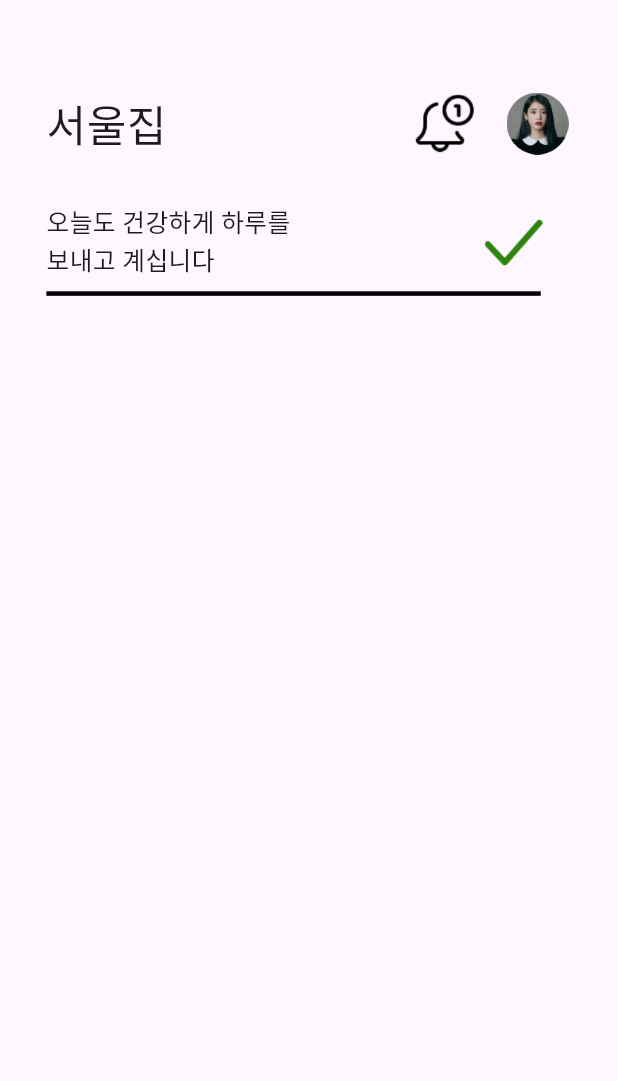
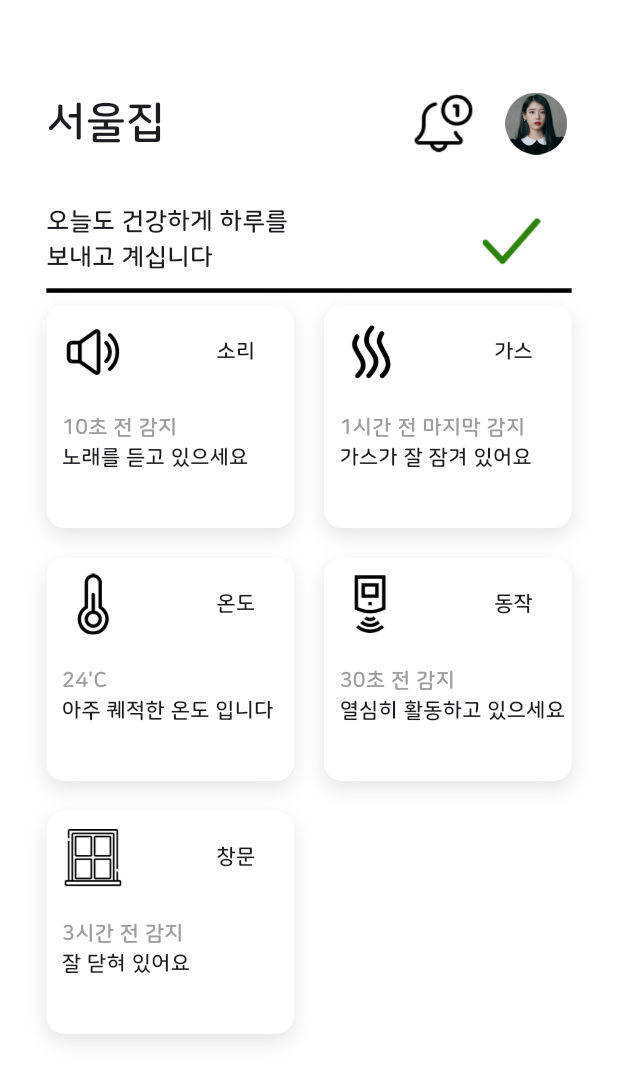
Before and after one commit to 2024-PROJECT-HACKATHON/RelaxCareFront, a Flutter app: the screen it shows after launch, on a phone screen of 412 x 824 dp. Shown: the top 1081 px of the screen. Run offline on Flutter 3.47's test engine with Material 3 defaults, Android fonts, the phone set to English and light mode, and no system bars.

Commit message:
MainListPage 수정

```diff
--- a/lib/main.dart
+++ b/lib/main.dart
@@ -18,6 +18,23 @@ class MyApp extends StatelessWidget {
       ],
       child: MaterialApp(
         home: MainListPage(),
+        theme: ThemeData(
+          fontFamily: 'NanumB',
+          scaffoldBackgroundColor: Colors.white, // 전체 앱의 Scaffold 배경색을 흰색으로 설정
+          dialogBackgroundColor: Colors.white, // 다이얼로그 배경색을 흰색으로 설정
+          appBarTheme: AppBarTheme(
+            backgroundColor: Colors.white, // AppBar 배경색을 흰색으로 설정
+            iconTheme:
+                IconThemeData(color: Colors.black), // AppBar 아이콘 색상을 검정으로 설정
+            titleTextStyle: TextStyle(
+              color: Colors.black, // AppBar 타이틀 텍스트 색상을 검정으로 설정
+              fontSize: 20.0,
+              fontWeight: FontWeight.bold,
+              fontFamily: 'NanumB',
+            ),
+            elevation: 0, // AppBar 그림자 없애기
+          ),
+        ),
       ),
     );
   }
--- a/lib/mainListPage.dart
+++ b/lib/mainListPage.dart
@@ -40,7 +40,8 @@ class _MyWidgetState extends State<MainListPage> {
             SizedBox(
               height: screenHeight * 0.075,
             ),
-          Row(children: [
+            Row(
+              children: [
                 SizedBox(
                   width: screenWidth * 0.075,
                 ),
@@ -61,7 +62,8 @@ class _MyWidgetState extends State<MainListPage> {
                   width: screenWidth * 0.1,
                   height: screenWidth * 0.1,
                 ),
-          ]),
+              ],
+            ),
             SizedBox(
               height: screenHeight * 0.04,
             ),
@@ -70,8 +72,10 @@ class _MyWidgetState extends State<MainListPage> {
                 SizedBox(
                   width: screenWidth * 0.075,
                 ),
-              Text('오늘도 건강하게 하루를 \n보내고 계십니다',
-                  style: TextStyle(fontSize: screenWidth * 0.04)),
+                Text(
+                  '오늘도 건강하게 하루를 \n보내고 계십니다',
+                  style: TextStyle(fontSize: screenWidth * 0.04),
+                ),
                 SizedBox(
                   width: screenWidth * 0.3,
                 ),
@@ -92,13 +96,99 @@ class _MyWidgetState extends State<MainListPage> {
                 ),
                 Container(
                   height: 3,
-                width: screenWidth * 0.8,
+                  width: screenWidth * 0.85,
                   color: Colors.black,
                 ),
               ],
+            ),
+            SizedBox(
+              height: screenHeight * 0.01,
+            ),
+            Expanded(
+              child: Padding(
+                padding: EdgeInsets.symmetric(horizontal: screenWidth * 0.075),
+                child: GridView.builder(
+                  controller: _scrollController,
+                  padding: EdgeInsets.zero,
+                  itemCount: senserList.length,
+                  gridDelegate: SliverGridDelegateWithFixedCrossAxisCount(
+                    crossAxisCount: 2,
+                    childAspectRatio: (screenWidth / 3) / (screenHeight * 0.15),
+                    crossAxisSpacing: 20,
+                    mainAxisSpacing: 20,
+                  ),
+                  itemBuilder: (context, index) {
+                    SensorData sensor = senserList[index];
+                    return Container(
+                      decoration: BoxDecoration(
+                        color: Colors.white,
+                        borderRadius: BorderRadius.circular(12),
+                        boxShadow: [
+                          BoxShadow(
+                            color: Colors.black.withOpacity(0.1),
+                            blurRadius: 10,
+                            offset: Offset(0, 5),
+                          ),
+                        ],
+                      ),
+                      child: Column(
+                        crossAxisAlignment: CrossAxisAlignment.start,
+                        children: [
+                          SizedBox(
+                            height: screenWidth * 0.025,
+                          ),
+                          Row(
+                            children: [
+                              SizedBox(
+                                width: screenWidth * 0.025,
+                              ),
+                              Image.asset(
+                                sensor.sensorImage,
+                                width: screenWidth * 0.1,
+                                height: screenWidth * 0.1,
+                              ),
+                              SizedBox(
+                                width: screenWidth * 0.15,
+                              ),
+                              Text(sensor.name)
+                            ],
+                          ),
+                          SizedBox(
+                            height: screenWidth * 0.05,
+                          ),
+                          Row(
+                            children: [
+                              SizedBox(
+                                width: screenWidth * 0.025,
+                              ),
+                              Expanded(
+                                child: Text(sensor.date,
+                                    style: TextStyle(color: Colors.grey)),
                               )
                             ],
-      ));
+                          ),
+                          Row(
+                            children: [
+                              SizedBox(
+                                width: screenWidth * 0.025,
+                              ),
+                              Expanded(
+                                child: Text(
+                                  sensor.detailText,
+                                ),
+                              )
+                            ],
+                          )
+                        ],
+                      ),
+                    );
+                  },
+                ),
+              ),
+            ),
+          ],
+        ),
+      );
     });
   }
 }
--- a/lib/sensorService.dart
+++ b/lib/sensorService.dart
@@ -5,19 +5,41 @@ class SensorData {
   String name;
   String date;
   String detailText;
+  String sensorImage;
   SensorData({
     required this.name,
     required this.date,
     required this.detailText,
+    required this.sensorImage,
   });
 }
 
 class SensorService extends ChangeNotifier {
   List<SensorData> senserList = [
-    SensorData(name: "소리", date: "10초 전 감지", detailText: "노래를 듣고 있으세요"),
-    SensorData(name: "가스", date: "1시간 전 마지막 감지", detailText: "가스가 잘 잠겨 있어요"),
-    SensorData(name: "온도", date: "24'C", detailText: "아주 퀘적한 온도 입니다"),
-    SensorData(name: "동작", date: "30초 전 감지", detailText: "열심히 활동하고 있으세요"),
-    SensorData(name: "창문", date: "3시간 전 감지", detailText: "잘 닫혀 있어요"),
+    SensorData(
+        name: "소리",
+        date: "10초 전 감지",
+        detailText: "노래를 듣고 있으세요",
+        sensorImage: "assets/images/sound.png"),
+    SensorData(
+        name: "가스",
+        date: "1시간 전 마지막 감지",
+        detailText: "가스가 잘 잠겨 있어요",
+        sensorImage: "assets/images/gas.png"),
+    SensorData(
+        name: "온도",
+        date: "24'C",
+        detailText: "아주 퀘적한 온도 입니다",
+        sensorImage: "assets/images/thermometer.png"),
+    SensorData(
+        name: "동작",
+        date: "30초 전 감지",
+        detailText: "열심히 활동하고 있으세요",
+        sensorImage: "assets/images/move.png"),
+    SensorData(
+        name: "창문",
+        date: "3시간 전 감지",
+        detailText: "잘 닫혀 있어요",
+        sensorImage: "assets/images/window.png"),
   ];
 }
--- a/pubspec.yaml
+++ b/pubspec.yaml
@@ -77,7 +77,7 @@ flutter:
   - assets/images/check.png
   - assets/images/configuration.png
   - assets/images/exclamation_mark.png
-  - assets/images/heat.png
+  - assets/images/gas.png
   - assets/images/house.png
   - assets/images/move.png
   - assets/images/signal.png
```
Also changed, not shown: assets/images/gas.png (added), 1 other file. Lines whose indentation alone changed are shown as unchanged.
